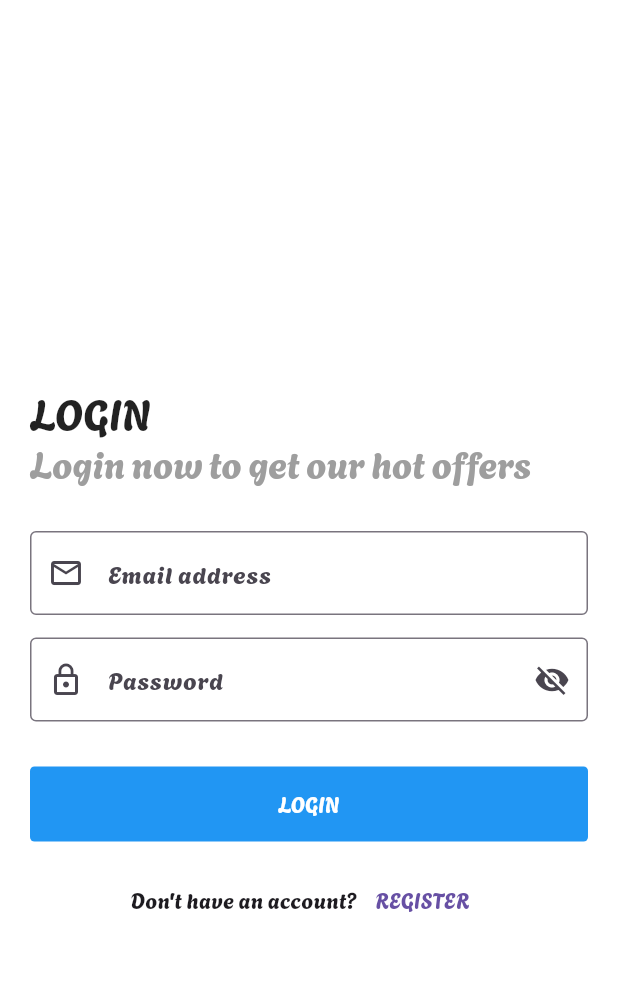
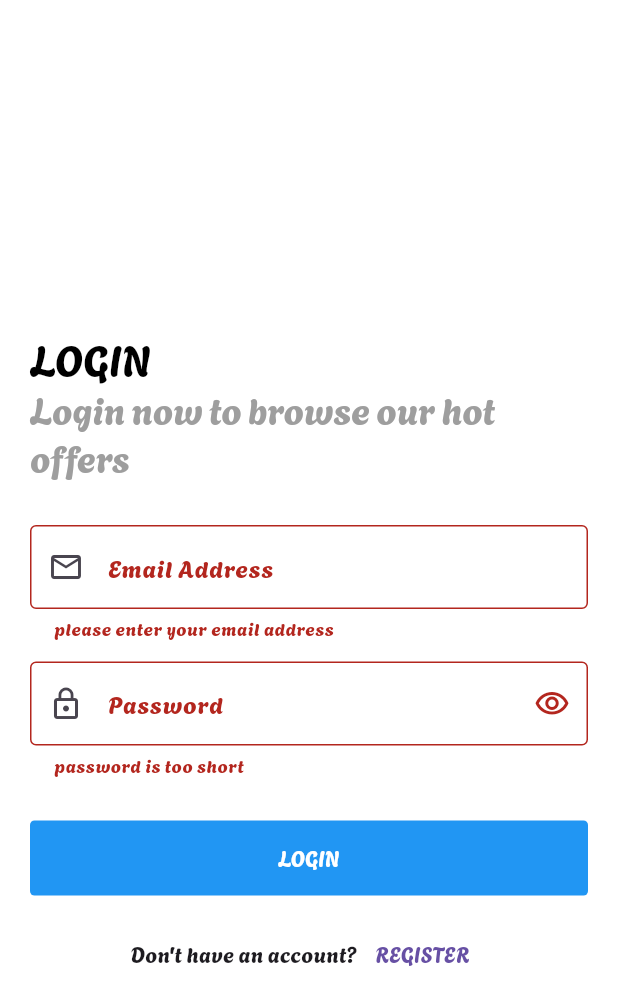
Before and after one commit to SamarAbdulaziz/shop_app, a Flutter app: the screen it shows after launch, after a tap on the "arrow forward ios" icon, after a tap on "SKIP", after a tap on "LOGIN", on a phone screen of 412 x 824 dp. Shown: the top 1005 px of the screen. Run offline on Flutter 3.47's test engine with Material 3 defaults, Android fonts, the phone set to English and light mode, and no system bars; our stand-ins replace dio, flutter_bloc, smooth_page_indicator.

Commit message:
login is working

```diff
--- /dev/null
+++ b/lib/data/dio_helper/dio_helper.dart
@@ -0,0 +1,72 @@
+import 'package:dio/dio.dart';
+
+abstract class DioHelper {
+  static Dio? dio;
+
+  static init() {
+    dio = Dio(
+      BaseOptions(
+        baseUrl: 'https://student.valuxapps.com/api/',
+        receiveDataWhenStatusError: true,
+      ),
+    );
+  }
+
+  static Future<Response> postData({
+    required String url,
+    Map<String, dynamic>? query,
+    required Map<String, dynamic> data,
+    String lang = 'ar',
+    String? token,
+  }) async {
+    dio!.options.headers = {
+      'lang': lang,
+      'Content-Type': 'application/json',
+      'Authorization': token,
+    };
+
+    return dio!.post(
+      url,
+      queryParameters: query,
+      data: data,
+    );
+  }
+
+  static Future<Response> getData({
+    required String url,
+    required Map<String, dynamic> query,
+    String lang = 'ar',
+    String? token,
+  }) async {
+    dio!.options.headers = {
+      'lang': lang,
+      'Content-Type': 'application/json',
+      'Authorization': token,
+    };
+
+    return await dio!.get(
+      url,
+      queryParameters: query,
+    );
+  }
+  // static Future<Response>putDataAPI({
+  //   required String url,
+  //   Map<String,dynamic>?query,
+  //   required  Map<String,dynamic>data,
+  //   String lang ='en',
+  //   String? token,
+  // })async {
+  //   dio!.options.headers = {
+  //     'Lang': lang,
+  //     'Content-Type':'application/json',
+  //     'Authorization': token,
+  //   };
+  //
+  //   return await dio!.put(
+  //       url,
+  //       data: data,
+  //       queryParameters: query
+  //   );
+  // }
+
+}
--- /dev/null
+++ b/lib/data/endpoints.dart
@@ -0,0 +1,9 @@
+const String LOGIN = 'login';
+// const String Login = "login";
+// const String HOME = "home";
+// const String GET_CATEGRIOES = "categories";
+// const String Favorites = "favorites";
+// const String PROFILE ='profile';
+// const String UPDATEPROFILE ='update-profile';
+// const String REGISTER ='register';
+// const String SEARCH ='products/search';
--- a/lib/main.dart
+++ b/lib/main.dart
@@ -1,16 +1,22 @@
 import 'package:flutter/material.dart';
+import 'package:flutter_bloc/flutter_bloc.dart';
 import 'package:shop_app/core/themes/themes.dart';
+import 'package:shop_app/data/dio_helper/dio_helper.dart';
 
+import 'presentation/manager/login_cubit/my_bloc_observer.dart';
 import 'presentation/screens/onBoarding_screen.dart';
 
 void main() {
+  WidgetsFlutterBinding.ensureInitialized();
+  DioHelper.init();
+  Bloc.observer = MyBlocObserver();
+
   runApp(const MyApp());
 }
 
 class MyApp extends StatelessWidget {
   const MyApp({super.key});
 
-  // This widget is the root of your application.
   @override
   Widget build(BuildContext context) {
     return MaterialApp(
--- /dev/null
+++ b/lib/presentation/manager/login_cubit/shop_login_cubit.dart
@@ -0,0 +1,69 @@
+import 'package:flutter/material.dart';
+import 'package:flutter_bloc/flutter_bloc.dart';
+import 'package:shop_app/presentation/manager/login_cubit/shop_login_state.dart';
+import '../../../data/dio_helper/dio_helper.dart';
+import '../../../data/endpoints.dart';
+
+class ShopLoginCubit extends Cubit<ShopLoginStates> {
+  ShopLoginCubit() : super(ShopLoginInitialState());
+
+  static ShopLoginCubit get(context) => BlocProvider.of(context);
+
+  void userLogin({
+    required String email,
+    required String password,
+  }) {
+    emit(ShopLoginLoadingState());
+
+    DioHelper.postData(
+      url: LOGIN,
+      data: {
+        'email': email,
+        'password': password,
+      },
+    ).then((value) {
+      debugPrint(value.data["message"]);
+      emit(ShopLoginSuccessState());
+    }).catchError((error) {
+      debugPrint(error.toString());
+      emit(ShopLoginErrorState(error.toString()));
+    });
+  }
+
+  // void userLogin({
+  //   required String email,
+  //   required String password,
+  // }) {
+  //   emit(ShopLoginLoadingState());
+  //   DioHelper?.postData(
+  //     url: LOGIN,
+  //     data: {
+  //       'email': email,
+  //       'password': password,
+  //     },
+  //   ).then((value) {
+  //     debugPrint(value.data);
+  //     emit(ShopLoginSuccessState());
+  //     // emit(ShopAppScuccessStates(ShopLoginModel.fromjson(value.data)));
+  //     // PostLogin = ShopLoginModel.fromjson(value.data);
+  //     // print(PostLogin?.message);
+  //   }).catchError((error) {
+  //     debugPrint(error.toString());
+  //     emit(ShopLoginErrorState(error.toString()));
+  //
+  //     // emit(ShopAppErrorStates(error.toString()));
+  //     // print(error.toString());
+  //   });
+  // }
+
+  IconData suffix = Icons.visibility_outlined;
+  bool isPassword = true;
+
+  void changePasswordVisibility() {
+    isPassword = !isPassword;
+    suffix =
+        isPassword ? Icons.visibility_outlined : Icons.visibility_off_outlined;
+
+    emit(ShopChangePasswordVisibilityState());
+  }
+}
--- /dev/null
+++ b/lib/presentation/manager/login_cubit/shop_login_state.dart
@@ -0,0 +1,23 @@
+// part of 'shop_login_cubit.dart';
+//
+// @immutable
+// abstract class ShopLoginState {}
+//
+// class ShopLoginInitial extends ShopLoginState {}
+
+abstract class ShopLoginStates {}
+
+class ShopLoginInitialState extends ShopLoginStates {}
+
+class ShopLoginLoadingState extends ShopLoginStates {}
+
+class ShopLoginSuccessState extends ShopLoginStates {}
+
+class ShopLoginErrorState extends ShopLoginStates
+{
+  final String error;
+
+  ShopLoginErrorState(this.error);
+}
+
+class ShopChangePasswordVisibilityState extends ShopLoginStates {}
--- a/lib/presentation/screens/login-screen.dart
+++ b/lib/presentation/screens/login-screen.dart
@@ -1,30 +1,33 @@
 import 'package:flutter/material.dart';
+import 'package:flutter_bloc/flutter_bloc.dart';
+import 'package:shop_app/core/components.dart';
+import 'package:shop_app/presentation/manager/login_cubit/shop_login_cubit.dart';
+import 'package:shop_app/presentation/manager/login_cubit/shop_login_state.dart';
 import 'package:shop_app/presentation/screens/register_screen.dart';
 
-import '../../core/components.dart';
+class LoginScreen extends StatelessWidget {
+  var formKey = GlobalKey<FormState>();
 
-class LoginScreen extends StatefulWidget {
-  const LoginScreen({super.key});
+  LoginScreen({super.key});
 
   @override
-  State<LoginScreen> createState() => _LoginScreenState();
-}
+  Widget build(BuildContext context) {
+    var emailController = TextEditingController();
+    var passwordController = TextEditingController();
 
-class _LoginScreenState extends State<LoginScreen> {
-  TextEditingController emailController = TextEditingController();
-
-  TextEditingController passwordController = TextEditingController();
-  bool visiblePassword = false;
-
-//bool isPassword=true;
-  @override
-  Widget build(BuildContext context) {
+    return BlocProvider(
+      create: (BuildContext context) => ShopLoginCubit(),
+      child: BlocConsumer<ShopLoginCubit, ShopLoginStates>(
+        listener: (context, state) {},
+        builder: (context, state) {
           return Scaffold(
             appBar: AppBar(),
             body: Center(
               child: SingleChildScrollView(
                 child: Padding(
                   padding: const EdgeInsets.all(20.0),
+                  child: Form(
+                    key: formKey,
                     child: Column(
                       crossAxisAlignment: CrossAxisAlignment.start,
                       children: [
@@ -33,14 +36,18 @@ class _LoginScreenState extends State<LoginScreen> {
                           style: Theme.of(context)
                               .textTheme
                               .headlineMedium!
-                      .copyWith(color: Colors.black87),
+                              .copyWith(
+                                color: Colors.black,
+                              ),
                         ),
                         Text(
-                  'Login now to get our hot offers',
+                          'Login now to browse our hot offers',
                           style: Theme.of(context)
                               .textTheme
                               .headlineSmall!
-                      .copyWith(color: Colors.grey),
+                              .copyWith(
+                                color: Colors.grey,
+                              ),
                         ),
                         const SizedBox(
                           height: 30.0,
@@ -52,9 +59,8 @@ class _LoginScreenState extends State<LoginScreen> {
                             if (value!.isEmpty) {
                               return 'please enter your email address';
                             }
-                    return '';
                           },
-                  label: 'Email address',
+                          label: 'Email Address',
                           prefix: Icons.email_outlined,
                           suffixPressed: () {},
                         ),
@@ -63,41 +69,61 @@ class _LoginScreenState extends State<LoginScreen> {
                         ),
                         defaultFormField(
                           controller: passwordController,
-                  type: TextInputType.number,
+                          type: TextInputType.visiblePassword,
+                          suffix: ShopLoginCubit.get(context).suffix,
+                          onSubmit: (value) {
+                            if (formKey.currentState!.validate()) {
+                              ShopLoginCubit.get(context).userLogin(
+                                email: emailController.text,
+                                password: passwordController.text,
+                              );
+                            }
+                          },
+                          isPassword: ShopLoginCubit.get(context).isPassword,
+                          suffixPressed: () {
+                            ShopLoginCubit.get(context)
+                                .changePasswordVisibility();
+                          },
                           validate: (String? value) {
                             if (value!.isEmpty) {
-                      return 'please enter your password';
+                              return 'password is too short';
                             }
-                    return '';
                           },
                           label: 'Password',
-                  isPassword: visiblePassword,
                           prefix: Icons.lock_outline,
-                  suffix:
-                      visiblePassword ? Icons.visibility : Icons.visibility_off,
-                  suffixPressed: () {
-                    setState(() {
-                      if (visiblePassword == false) {
-                        visiblePassword = true;
-                      } else {
-                        visiblePassword = false;
+                        ),
+                        const SizedBox(
+                          height: 30.0,
+                        ),
+                        defaultButton(
+                          function: () {
+                            if (formKey.currentState!.validate()) {
+                              ShopLoginCubit.get(context).userLogin(
+                                email: emailController.text,
+                                password: passwordController.text,
+                              );
                             }
-                    });
                           },
+                          text: 'login',
+                          isUpperCase: true,
                         ),
-                const SizedBox(height: 30.0),
-                defaultButton(
-                    function: () {}, text: "Login", isUpperCase: true),
-                const SizedBox(height: 15.0),
+                        const SizedBox(
+                          height: 15.0,
+                        ),
                         Row(
                           mainAxisAlignment: MainAxisAlignment.center,
                           children: [
-                    const Text('Don\'t have an account?'),
+                            const Text(
+                              'Don\'t have an account?',
+                            ),
                             defaultTextButton(
                               function: () {
-                        navigateTo(context, const RegisterScreen());
+                                navigateTo(
+                                  context,
+                                  const RegisterScreen(),
+                                );
                               },
-                      text: 'Register',
+                              text: 'register',
                             ),
                           ],
                         ),
@@ -106,6 +132,10 @@ class _LoginScreenState extends State<LoginScreen> {
                   ),
                 ),
               ),
+            ),
+          );
+        },
+      ),
     );
   }
 }
--- a/lib/presentation/screens/onBoarding_screen.dart
+++ b/lib/presentation/screens/onBoarding_screen.dart
@@ -37,10 +37,7 @@ class _OnBoardingScreenState extends State<OnBoardingScreen> {
         actions: [
           defaultTextButton(
             function: () {
-              navigateAndFinish(
-                context,
-                LoginScreen(),
-              );
+              submit(context);
             },
             text: 'skip',
           ),
@@ -58,12 +55,12 @@ class _OnBoardingScreenState extends State<OnBoardingScreen> {
                     // setState(() {
                     //   isLast = true;
                     // });
-                    print('last');
+                    debugPrint('last');
                   } else {
                     // setState(() {
                     //   isLast = false;
                     // });
-                    print('not last ');
+                    debugPrint('not last ');
                   }
                 },
                 physics: const BouncingScrollPhysics(),
@@ -91,7 +88,7 @@ class _OnBoardingScreenState extends State<OnBoardingScreen> {
                 FloatingActionButton(
                   onPressed: () {
                     if (isLast) {
-                      navigateAndFinish(context, LoginScreen());
+                      submit(context);
                     } else {
                       boardController.nextPage(
                           duration: const Duration(
@@ -109,6 +106,13 @@ class _OnBoardingScreenState extends State<OnBoardingScreen> {
       ),
     );
   }
+}
+
+void submit(context) {
+  navigateAndFinish(
+    context,
+    LoginScreen(),
+  );
 }
 
 class OnBoardingItem extends StatelessWidget {
--- a/lib/presentation/screens/register_screen.dart
+++ b/lib/presentation/screens/register_screen.dart
@@ -5,6 +5,8 @@ class RegisterScreen extends StatelessWidget {
 
   @override
   Widget build(BuildContext context) {
-    return const Scaffold();
+    return Scaffold(
+      appBar: AppBar(),
+    );
   }
 }
--- a/pubspec.yaml
+++ b/pubspec.yaml
@@ -31,6 +31,9 @@ dependencies:
   flutter:
     sdk: flutter
   smooth_page_indicator:
+  flutter_bloc:
+  bloc:
+  dio:
 
 
   # The following adds the Cupertino Icons font to your application.
```
Also changed, not shown: lib/presentation/manager/login_cubit/my_bloc_observer.dart (added, +27 -0 lines), pubspec.lock. Lines whose indentation alone changed are shown as unchanged.
